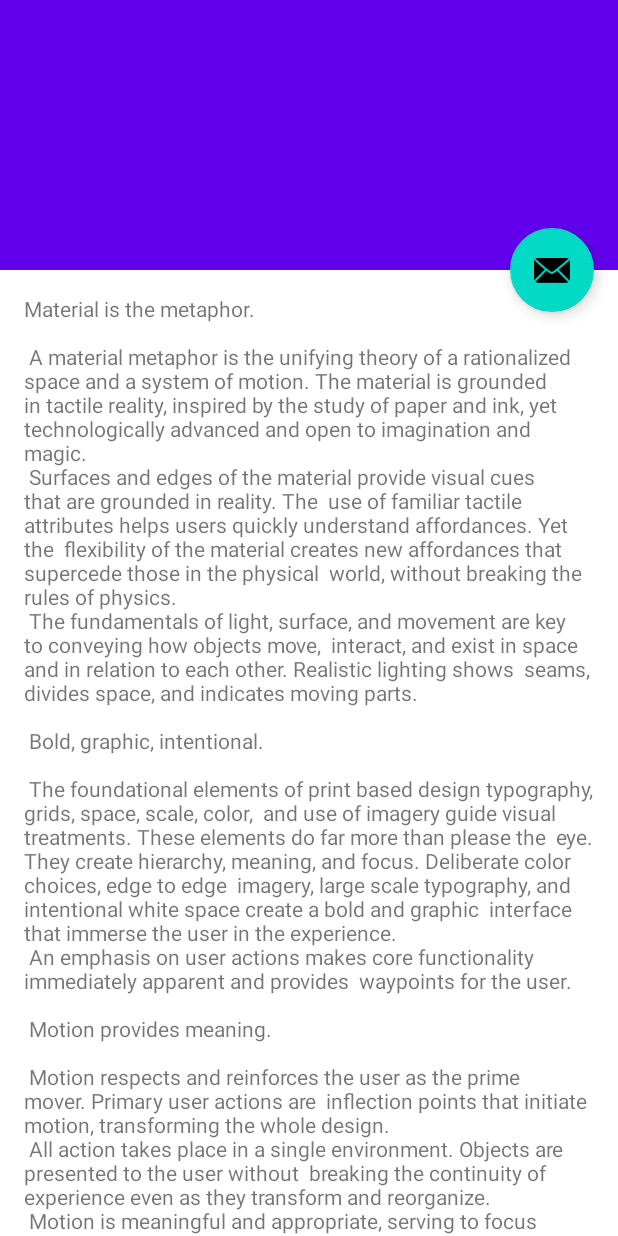
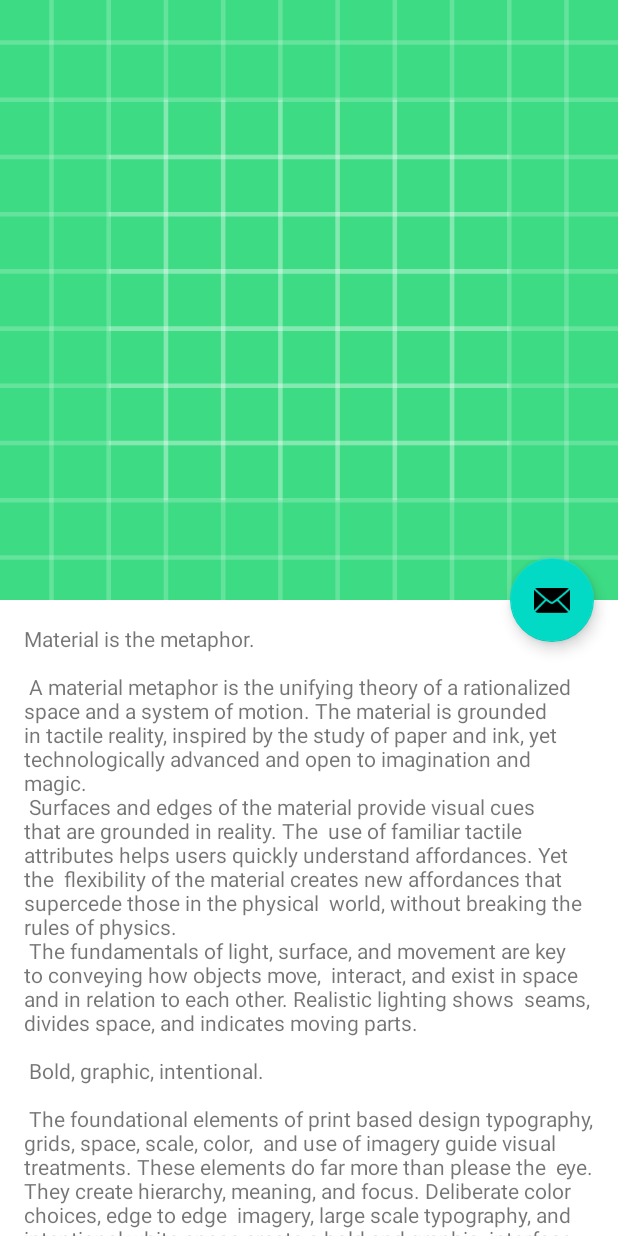
Before and after one commit to achsanaris/praktikum6, an Android app: the layout activity_detail.xml on its own in the app's theme, with its tools: preview values and no code run, on a phone screen of 412 x 824 dp. Run offline under Robolectric (Android 15) with nearby library versions, the phone set to English and light mode, and no system bars.

Commit message:
finish 7.2

```diff
--- a/app/build.gradle
+++ b/app/build.gradle
@@ -44,6 +44,7 @@ dependencies {
     implementation 'de.hdodenhof:circleimageview:3.1.0'
     implementation 'androidx.cardview:cardview:1.0.0'
     implementation 'com.github.bumptech.glide:glide:4.11.0'
+    implementation 'com.google.android.gms:play-services-maps:17.0.0'
     testImplementation 'junit:junit:4.13.1'
     androidTestImplementation 'androidx.test.ext:junit:1.1.2'
     androidTestImplementation 'androidx.test.espresso:espresso-core:3.3.0'
--- a/app/src/main/java/com/achsan_18102146/mylist/model/MyData.kt
+++ b/app/src/main/java/com/achsan_18102146/mylist/model/MyData.kt
@@ -8,4 +8,6 @@ data class MyData(
     var name: String,
     var description: String,
     var photo: String
+    val lat: Double,
+    val lang: Double
 ) : Parcelable
--- a/app/src/main/res/layout/activity_detail.xml
+++ b/app/src/main/res/layout/activity_detail.xml
@@ -10,7 +10,7 @@
     <com.google.android.material.appbar.AppBarLayout
         android:id="@+id/app_bar"
         android:layout_width="match_parent"
-        android:layout_height="@dimen/app_bar_height"
+        android:layout_height="400dp"
         android:fitsSystemWindows="true"
         android:theme="@style/Theme.MyList.AppBarOverlay">
 
@@ -22,6 +22,15 @@
             app:contentScrim="?attr/colorPrimary"
             app:layout_scrollFlags="scroll|exitUntilCollapsed"
             app:toolbarId="@+id/toolbar">
+
+            <ImageView
+                android:id="@+id/iv_detail_photo"
+                android:layout_width="match_parent"
+                android:layout_height="match_parent"
+                android:fitsSystemWindows="true"
+                android:scaleType="centerCrop"
+                android:src="@drawable/ic_launcher_background"
+                app:layout_collapseMode="parallax" />
 
             <androidx.appcompat.widget.Toolbar
                 android:id="@+id/toolbar"
--- a/app/src/main/res/layout/content_scrolling.xml
+++ b/app/src/main/res/layout/content_scrolling.xml
@@ -9,6 +9,8 @@
     tools:showIn="@layout/activity_detail">
 
     <TextView
+
+        android:id="@+id/tv_detail_description"
         android:layout_width="wrap_content"
         android:layout_height="wrap_content"
         android:layout_margin="@dimen/text_margin"
```
Also changed, not shown: app/src/main/AndroidManifest.xml (+23 -1 lines), app/src/main/java/com/achsan_18102146/mylist/DetailActivity.kt (+30 -1 lines), app/src/main/java/com/achsan_18102146/mylist/MainActivity.kt (+9 -3 lines), app/src/main/java/com/achsan_18102146/mylist/adapter/CardViewMyDataAdapter.kt (+8 -3 lines), app/src/main/res/layout/activity_maps.xml (added, +9 -0 lines), app/src/main/res/values/strings.xml (+25 -1 lines).
